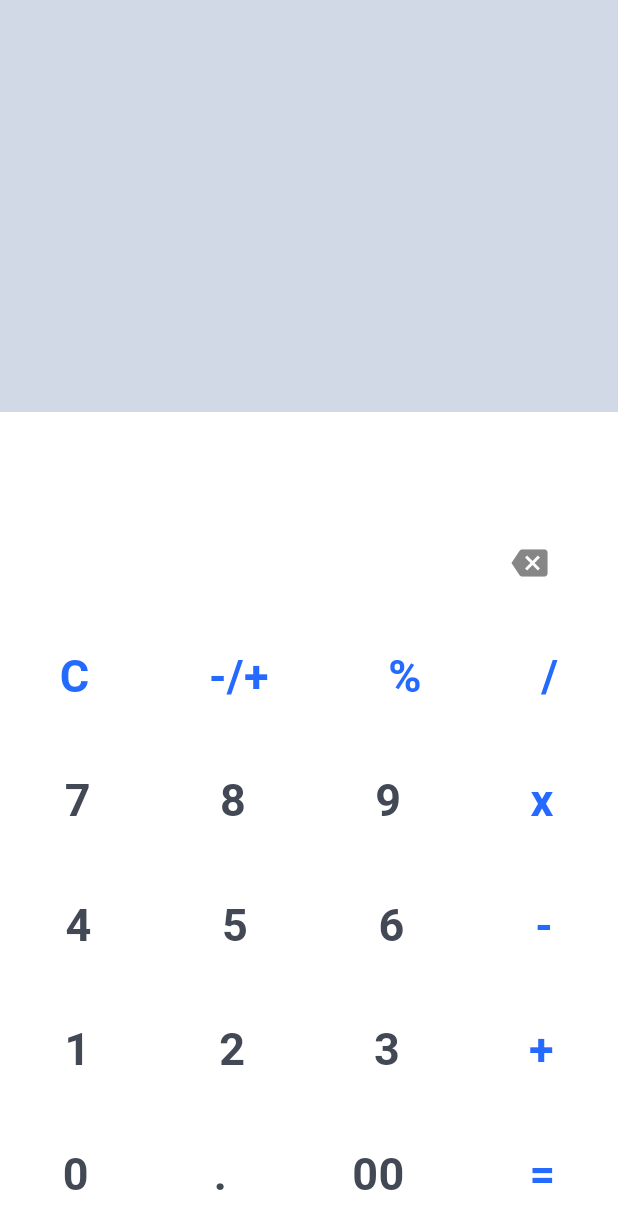
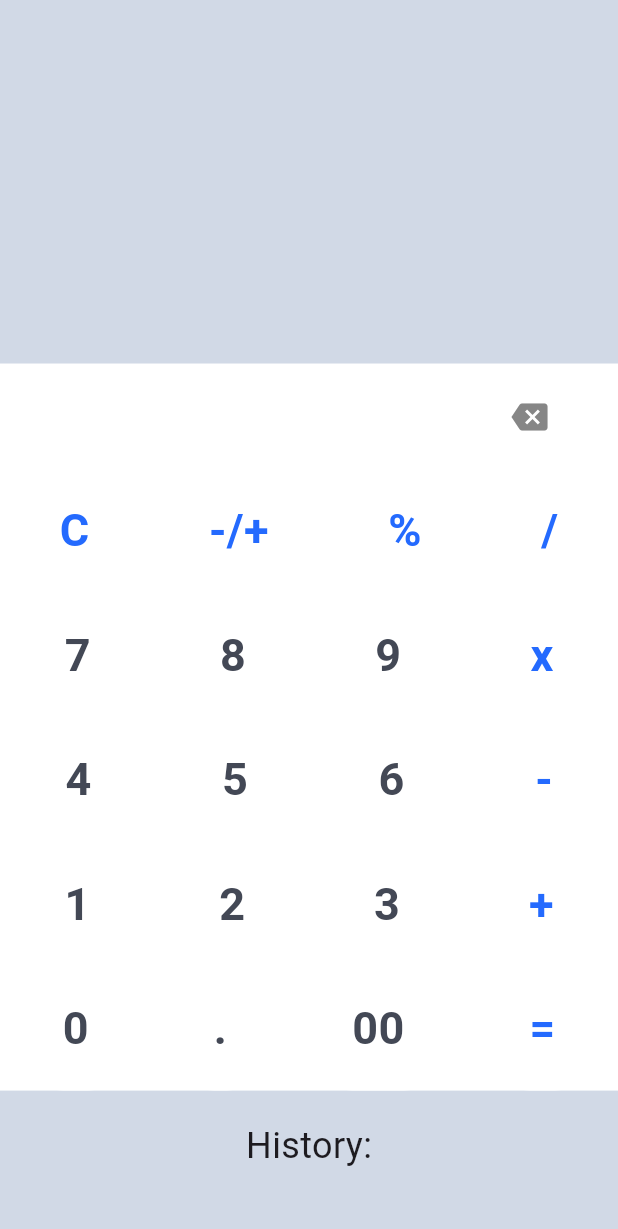
Before and after one commit to Clawwo/CalculatorApp-Flutter, a Flutter app: the screen it shows after launch, on a phone screen of 412 x 824 dp. Shown: the top 1229 px of the screen. Run offline on Flutter 3.47's test engine with Material 3 defaults, Android fonts, the light colour scheme and no system bars; our stand-ins replace get, math_expressions.

Commit message:
add history

```diff
--- a/lib/home_page.dart
+++ b/lib/home_page.dart
@@ -63,11 +63,19 @@ class HomePage extends StatelessWidget {
                       mainAxisAlignment: MainAxisAlignment.end,
                       children: [
                         IconButton(
-                            onPressed: () {},
-                            icon: Icon(
-                              Icons.backspace,
-                              color: lableColor,
-                            )),
+                          onPressed: () {
+                            calculatorController.inputValue.value =
+                                calculatorController.inputValue.value.substring(
+                                    0,
+                                    calculatorController
+                                            .inputValue.value.length -
+                                        1);
+                          },
+                          icon: Icon(
+                            Icons.backspace,
+                            color: lableColor,
+                          ),
+                        ),
                         const SizedBox(width: 35)
                       ],
                     ),
@@ -172,7 +180,35 @@ class HomePage extends StatelessWidget {
                   ],
                 ),
               ),
-            )
+            ),
+            Expanded(
+              flex: 2,
+              child: Container(
+                padding: EdgeInsets.all(20),
+                child: Column(
+                  children: [
+                    Text(
+                      'History:',
+                      style: TextStyle(fontSize: 24),
+                    ),
+                    SizedBox(height: 10),
+                    Expanded(
+                      child: Obx(
+                        () => ListView.builder(
+                          itemCount: calculatorController.historyList.length,
+                          itemBuilder: (context, index) {
+                            return Text(
+                              calculatorController.historyList[index],
+                              style: TextStyle(fontSize: 18),
+                            );
+                          },
+                        ),
+                      ),
+                    ),
+                  ],
+                ),
+              ),
+            ),
           ],
         ),
       ),
```
Also changed, not shown: lib/controller/calculator_controller.dart (+16 -14 lines).
